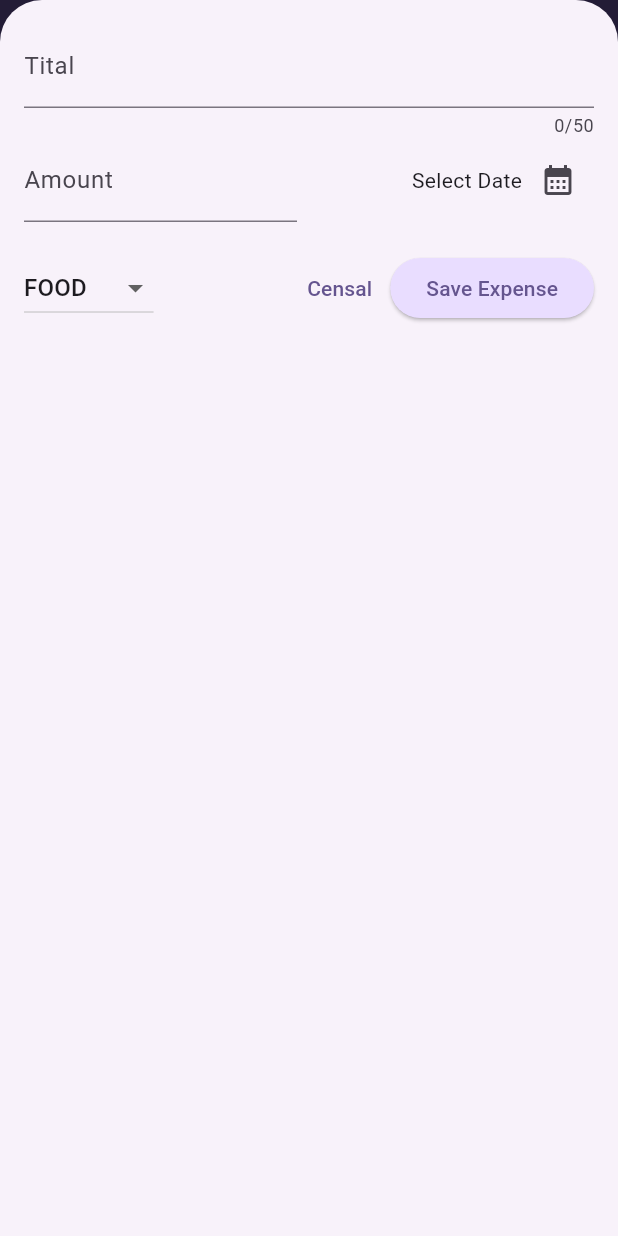
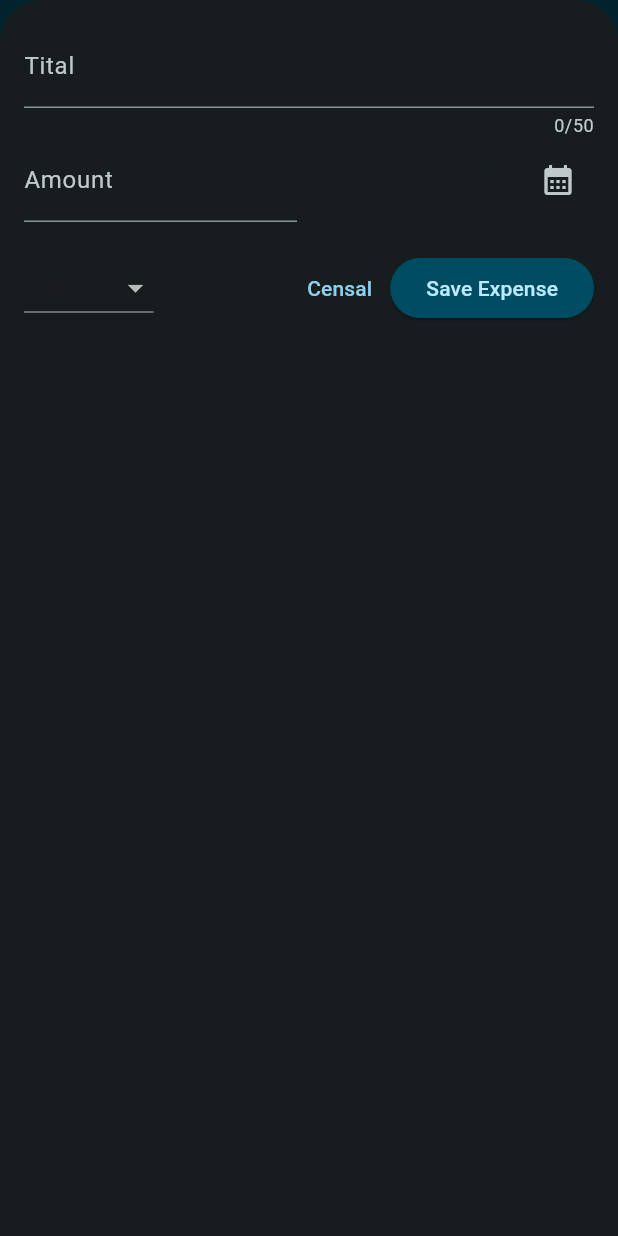
Before and after one commit to DeepakMewada20/Expense-Tracker-App, a Flutter app: the screen it shows after launch, after a tap on the "add" icon, on a phone screen of 412 x 824 dp. Run offline on Flutter 3.47's test engine with Material 3 defaults, Android fonts, the phone set to English and light mode, and no system bars.

Commit message:
I add chart in expence tracker app and add 2 file in chart folder chart_bar.dart and chart.dart

```diff
--- a/lib/main.dart
+++ b/lib/main.dart
@@ -15,7 +15,6 @@ void main() {
     MaterialApp(
       debugShowCheckedModeBanner: false,
       darkTheme: ThemeData.dark().copyWith(
-        useMaterial3: true,
         colorScheme: kDarkColorScheme,
         cardTheme: const CardTheme().copyWith(
           color: kDarkColorScheme.secondaryContainer,
@@ -30,7 +29,19 @@ void main() {
             foregroundColor: kDarkColorScheme.onPrimaryContainer,
           ),
         ),
+        appBarTheme:const AppBarTheme().copyWith(
+          backgroundColor: kDarkColorScheme.primaryContainer,
+          foregroundColor: kDarkColorScheme.onPrimaryContainer,
+        ),
+        textTheme: ThemeData().textTheme.copyWith(
+          titleLarge: TextStyle(
+            fontWeight: FontWeight.bold,
+            fontSize: 18,
+            color: kDarkColorScheme.onSecondaryContainer
+          ),
+        )
       ),
+
       theme: ThemeData().copyWith(
         colorScheme: kColorScheme,
         appBarTheme: const AppBarTheme().copyWith(
@@ -54,7 +65,7 @@ void main() {
                 fontSize: 18,
                 color: kColorScheme.onSecondaryContainer)),
       ),
-      themeMode: ThemeMode.system,
+      themeMode: ThemeMode.dark,
       home: const Expences(),
     ),
   );
--- a/lib/modal/expence.dart
+++ b/lib/modal/expence.dart
@@ -7,6 +7,7 @@ const uuid = Uuid();
 final formatter = DateFormat.yMd();
 
 enum Category { food, work, travel, leisure }
+
 const categoryIcon = {
   Category.food: Icons.lunch_dining,
   Category.travel: Icons.flight_takeoff,
@@ -32,3 +33,23 @@ class Expence {
     return formatter.format(date);
   }
 }
+
+class ExpenseBucket {
+  const ExpenseBucket({required this.category, required this.expences});
+
+  ExpenseBucket.forCategory(List<Expence> allExpences, this.category)
+      : expences = allExpences
+            .where((expence) => expence.category == category)
+            .toList();
+
+  final Category category;
+  final List<Expence> expences;
+
+  double get totalExpence {
+    double sum = 0;
+    for (final expence in expences) {
+      sum += expence.prise;
+    }
+    return sum;
+  }
+}
--- /dev/null
+++ b/lib/widgets/chart/chart.dart
@@ -0,0 +1,93 @@
+import 'package:flutter/material.dart';
+
+import 'package:expense_tracker_app/widgets/chart/chart_bar.dart';
+import 'package:expense_tracker_app/modal/expence.dart';
+
+class Chart extends StatelessWidget {
+  const Chart({super.key, required this.expenses});
+
+  final List<Expence> expenses;
+
+  List<ExpenseBucket> get buckets {
+    return [
+      ExpenseBucket.forCategory(expenses, Category.food),
+      ExpenseBucket.forCategory(expenses, Category.leisure),
+      ExpenseBucket.forCategory(expenses, Category.travel),
+      ExpenseBucket.forCategory(expenses, Category.work),
+    ];
+  }
+
+  double get maxTotalExpense {
+    double maxTotalExpense = 0;
+
+    for (final bucket in buckets) {
+      if (bucket.totalExpence > maxTotalExpense) {
+        maxTotalExpense = bucket.totalExpence;
+      }
+    }
+
+    return maxTotalExpense;
+  }
+
+  @override
+  Widget build(BuildContext context) {
+    final isDarkMode =
+        MediaQuery.of(context).platformBrightness == Brightness.dark;
+    return Container(
+      margin: const EdgeInsets.all(16),
+      padding: const EdgeInsets.symmetric(
+        vertical: 16,
+        horizontal: 8,
+      ),
+      width: double.infinity,
+      height: 180,
+      decoration: BoxDecoration(
+        borderRadius: BorderRadius.circular(8),
+        gradient: LinearGradient(
+          colors: [
+            Theme.of(context).colorScheme.primary.withOpacity(0.3),
+            Theme.of(context).colorScheme.primary.withOpacity(0.0)
+          ],
+          begin: Alignment.bottomCenter,
+          end: Alignment.topCenter,
+        ),
+      ),
+      child: Column(
+        children: [
+          Expanded(
+            child: Row(
+              crossAxisAlignment: CrossAxisAlignment.end,
+              children: [
+                for (final bucket in buckets) // alternative to map()
+                  ChartBar(
+                    fill: bucket.totalExpence / maxTotalExpense,
+                  )
+              ],
+            ),
+          ),
+          const SizedBox(height: 12),
+          Row(
+            children: buckets
+                .map(
+                  (bucket) => Expanded(
+                    child: Padding(
+                      padding: const EdgeInsets.symmetric(horizontal: 4),
+                      child: Icon(
+                        categoryIcon[bucket.category],
+                        color: isDarkMode
+                            ? Theme.of(context).colorScheme.secondary
+                            : Theme.of(context)
+                                .colorScheme
+                                .primary
+                                .withOpacity(0.7),
+                      ),
+                    ),
+                  ),
+                )
+                .toList(),
+          )
+        ],
+      ),
+    );
+  }
+}
--- /dev/null
+++ b/lib/widgets/chart/chart_bar.dart
@@ -0,0 +1,34 @@
+import 'package:flutter/material.dart';
+
+class ChartBar extends StatelessWidget {
+  const ChartBar({
+    super.key,
+    required this.fill,
+  });
+
+  final double fill;
+
+  @override
+  Widget build(BuildContext context) {
+    final isDarkMode =
+        MediaQuery.of(context).platformBrightness == Brightness.dark;
+    return Expanded(
+      child: Padding(
+        padding: const EdgeInsets.symmetric(horizontal: 4),
+        child: FractionallySizedBox(
+          heightFactor: fill,
+          child: DecoratedBox(
+            decoration: BoxDecoration(
+              shape: BoxShape.rectangle,
+              borderRadius:
+                  const BorderRadius.vertical(top: Radius.circular(8)),
+              color: isDarkMode
+                  ? Theme.of(context).colorScheme.secondary
+                  : Theme.of(context).colorScheme.primary.withOpacity(0.65),
+            ),
+          ),
+        ),
+      ),
+    );
+  }
+}
--- a/lib/widgets/expences.dart
+++ b/lib/widgets/expences.dart
@@ -1,3 +1,4 @@
+import 'package:expense_tracker_app/widgets/chart/chart.dart';
 import 'package:expense_tracker_app/widgets/expences-list/daily_expences_list.dart';
 import 'package:expense_tracker_app/widgets/expences-list/new_expense.dart';
 import 'package:flutter/material.dart';
@@ -94,9 +95,7 @@ class _ExpencesState extends State<Expences> {
       ),
       body: Column(
         children: [
-          const Text(
-            'Top bar',
-          ),
+          Chart(expenses: _regularExpenses),
           Expanded(child: mainContent),
         ],
       ),
```
